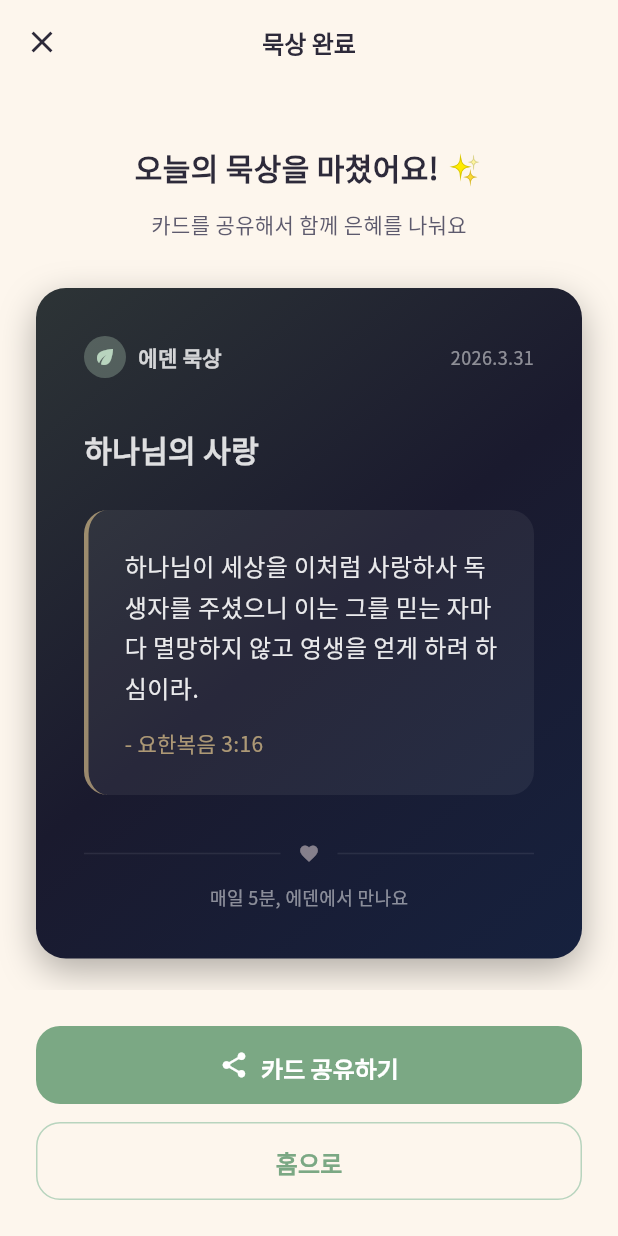
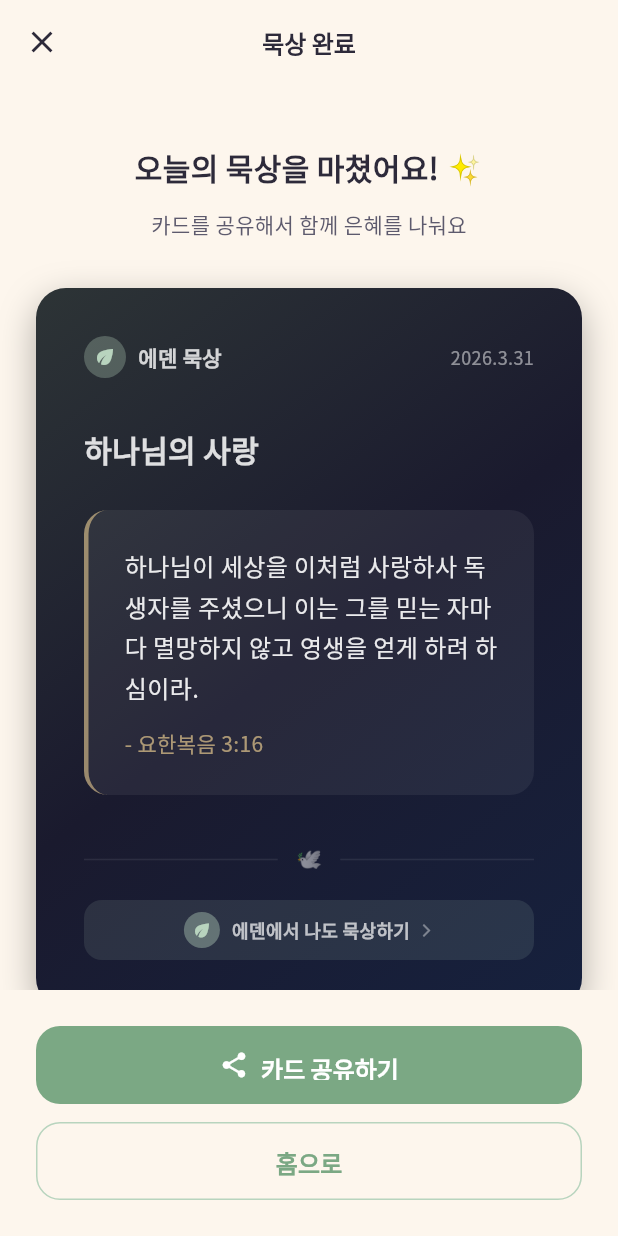
Before and after one commit to 05030522/edan, a Flutter app: the ShareCardScreen screen opened directly with empty values, after a tap on "카드 공유하기", on a phone screen of 412 x 824 dp. Run offline on Flutter 3.47's test engine with Material 3 defaults, Android fonts, the phone set to English and light mode, and no system bars; our stand-ins replace audioplayers, flutter_riverpod, go_router, google_fonts, image_picker, share_plus and 2 more; accounts and stored records are empty.

Commit message:
feat: 카드 공유 기능 개선 - 이미지+텍스트+링크 공유
- 카드 하단: 하트 → 🕊️ + '에덴에서 나도 묵상하기' CTA 영역
- 공유 텍스트: 묵상 제목 + 성경 레퍼런스 + 앱 링크 포함
- subject 필드 추가로 이메일 공유 시 제목 자동 설정

Co-Authored-By: Claude Opus 4.6 (1M context) <noreply@anthropic.com>

```diff
--- a/lib/features/study/screens/share_card_screen.dart
+++ b/lib/features/study/screens/share_card_screen.dart
@@ -187,7 +187,17 @@ class _ShareCardScreenState extends ConsumerState<ShareCardScreen> {
 
       final bytes = byteData.buffer.asUint8List();
 
-      // share_plus로 공유
+      // 레슨 정보로 공유 텍스트 구성
+      final lesson =
+          LessonDataStore.getLesson(widget.pathId, widget.lessonId) ??
+          LessonDataStore.defaultLesson;
+
+      final shareText = '오늘의 묵상: ${lesson.title} 🌿\n'
+          '${lesson.scriptureReference}\n\n'
+          '나도 에덴에서 매일 묵상하기 👇\n'
+          'https://github.com/05030522/edan';
+
+      // share_plus로 이미지 + 텍스트 + 링크 공유
       await Share.shareXFiles(
         [
           XFile.fromData(
@@ -196,7 +206,8 @@ class _ShareCardScreenState extends ConsumerState<ShareCardScreen> {
             mimeType: 'image/png',
           ),
         ],
-        text: '오늘도 에덴에서 묵상했어요! 🌿\n매일 5분, 에덴에서 만나요.',
+        text: shareText,
+        subject: '에덴 묵상 - ${lesson.title}',
       );
     } catch (e) {
       if (mounted) {
--- a/lib/features/study/widgets/share_card.dart
+++ b/lib/features/study/widgets/share_card.dart
@@ -147,10 +147,12 @@ class ShareCard extends StatelessWidget {
               ),
               Padding(
                 padding: const EdgeInsets.symmetric(horizontal: 12),
-                child: Icon(
-                  Icons.favorite,
-                  color: AppColors.pink.withValues(alpha: 0.5),
-                  size: 14,
+                child: Text(
+                  '🕊️',
+                  style: TextStyle(
+                    fontSize: 14,
+                    color: Colors.white.withValues(alpha: 0.5),
+                  ),
                 ),
               ),
               Expanded(
@@ -161,15 +163,45 @@ class ShareCard extends StatelessWidget {
               ),
             ],
           ),
-          const SizedBox(height: AppTheme.spacingMD),
+          const SizedBox(height: AppTheme.spacingLG),
 
-          // 앱 슬로건
-          Center(
-            child: Text(
-              '매일 5분, 에덴에서 만나요',
-              style: AppTypography.label(
-                Colors.white.withValues(alpha: 0.5),
-              ),
+          // 앱 CTA 영역
+          Container(
+            width: double.infinity,
+            padding: const EdgeInsets.symmetric(
+              vertical: AppTheme.spacingSM,
+              horizontal: AppTheme.spacingMD,
+            ),
+            decoration: BoxDecoration(
+              color: AppColors.primary.withValues(alpha: 0.12),
+              borderRadius: BorderRadius.circular(12),
+            ),
+            child: Row(
+              mainAxisAlignment: MainAxisAlignment.center,
+              children: [
+                Container(
+                  width: 24,
+                  height: 24,
+                  decoration: BoxDecoration(
+                    color: AppColors.primary.withValues(alpha: 0.4),
+                    shape: BoxShape.circle,
+                  ),
+                  child: const Icon(Icons.eco, color: AppColors.primary, size: 14),
+                ),
+                const SizedBox(width: 8),
+                Text(
+                  '에덴에서 나도 묵상하기',
+                  style: AppTypography.label(
+                    Colors.white.withValues(alpha: 0.7),
+                  ).copyWith(fontWeight: FontWeight.w600),
+                ),
+                const SizedBox(width: 6),
+                Icon(
+                  Icons.arrow_forward_ios,
+                  size: 10,
+                  color: Colors.white.withValues(alpha: 0.4),
+                ),
+              ],
             ),
           ),
         ],
```
